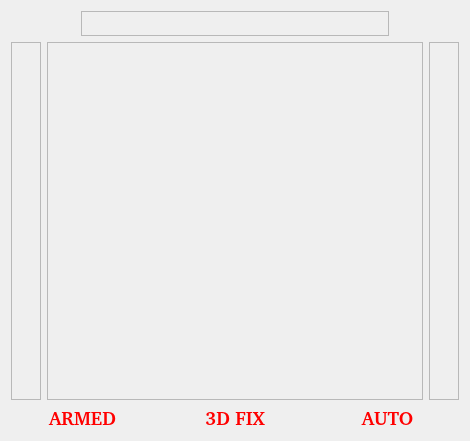
Qt form src/main/python/gust/gui/ui/hud_widget.ui (drjdlarson/gust) before a commit.
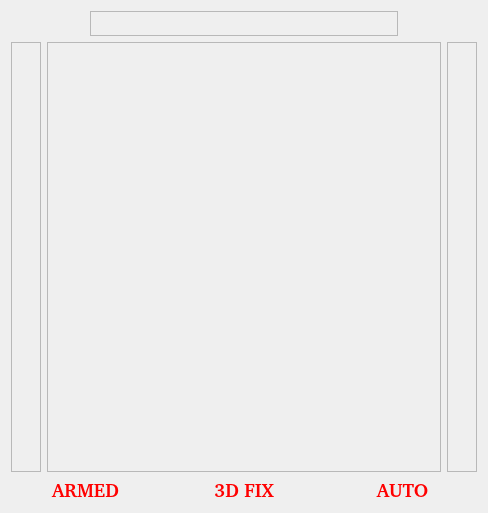
The same form after that commit.

Commit message: added attitude indicator and emergency buttons

```diff
--- a/src/main/python/gust/gui/ui/hud_widget.ui
+++ b/src/main/python/gust/gui/ui/hud_widget.ui
@@ -6,8 +6,8 @@
    <rect>
     <x>0</x>
     <y>0</y>
-    <width>470</width>
-    <height>441</height>
+    <width>488</width>
+    <height>513</height>
    </rect>
   </property>
   <property name="minimumSize">
```
The commit also changes 5 other files.
